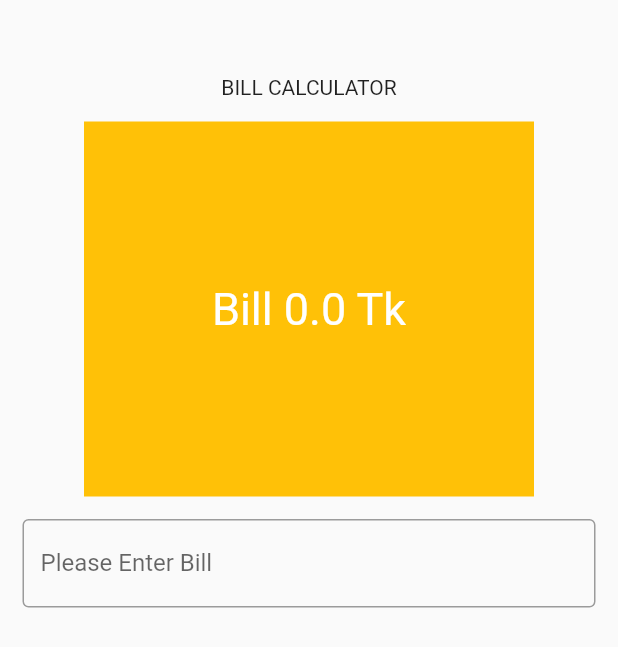
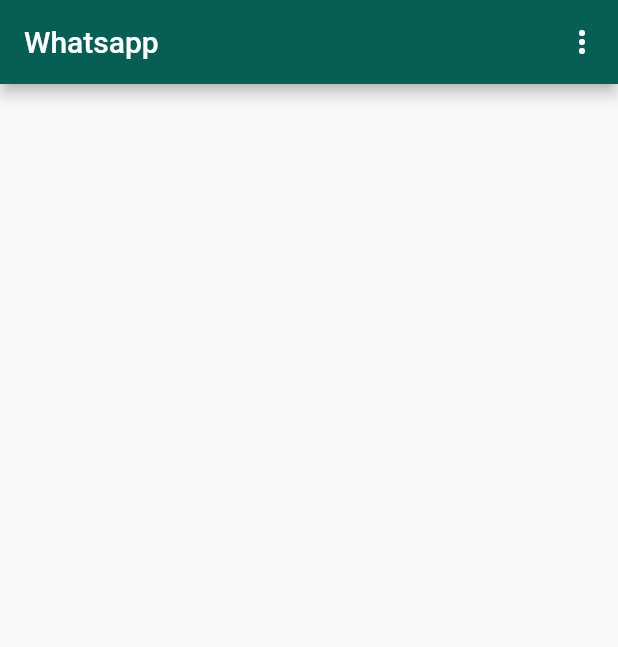
Before and after one commit to ZahangirAlamJP/flutter_example, a Flutter app: the screen it shows after launch, on a phone screen of 412 x 824 dp. Shown: the top 647 px of the screen. Run offline on Flutter 3.47's test engine with Material 2 defaults, Android fonts, the phone set to English and light mode, and no system bars.

Commit message:
Whatsapp UI - PopupMenuButton

```diff
--- a/lib/home.dart
+++ /dev/null
@@ -1,56 +0,0 @@
-import 'dart:ui';
-
-import 'package:flutter/material.dart';
-
-class HomePage extends StatefulWidget {
-HomePage({ Key? key }) : super(key: key);
-
-  @override
-  State<HomePage> createState() => _HomePageState();
-}
-
-class _HomePageState extends State<HomePage> {
-TextEditingController BilText = TextEditingController();
-
-double price = 0.0;
-//Current Bill BILL CALCULATOR
-
-  @override
-  Widget build(BuildContext context) {
-    return Scaffold(
-      body: SingleChildScrollView(
-        child: Center(
-          child: Padding(
-            padding: const EdgeInsets.all(15.0),
-            child: Column(mainAxisAlignment: MainAxisAlignment.center,crossAxisAlignment: CrossAxisAlignment.center, children: [
-                SizedBox(height: 35,),
-              Text("BILL CALCULATOR"),
-              SizedBox(height: 15,),
-              Container(width: 300,height: 250,color: Colors.amber,child:
-              Center(child: Text("Bill $price Tk",style: TextStyle(color: Colors.white, fontSize: 30), textAlign: TextAlign.center,)),),
-              SizedBox(height: 15,),
-              TextField(
-                keyboardType: TextInputType.number,
-                controller: BilText,
-                onChanged: (v) {
-                  setState(() {
-                    price = double.parse(BilText.text);
-                  });
-                },
-
-        //     onSubmitted: (v) {
-        //     setState(() {
-        //     price = double.parse(BilText.text);
-        //         });
-        //  },
-                decoration: InputDecoration(border: OutlineInputBorder(),
-                hintText: "Please Enter Bill",
-                labelText: "Please Enter Bill"),
-              ),
-            ],),
-          ),
-        ),
-      ),
-    );
-  }
-}
--- a/lib/main.dart
+++ b/lib/main.dart
@@ -1,5 +1,5 @@
 import 'package:flutter/material.dart';
-import 'package:flutter_example/home.dart';
+import 'package:flutter_example/whatsapp_ui/whatsapp_main_page.dart';
 
 void main() {
   runApp(const MyApp());
@@ -25,7 +25,7 @@ class MyApp extends StatelessWidget {
         // is not restarted.
         primarySwatch: Colors.blue,
       ),
-      home: HomePage()
+      home: WhatsappMainPage(),
     );
   }
 }
--- /dev/null
+++ b/lib/whatsapp_ui/whatsapp_main_page.dart
@@ -0,0 +1,30 @@
+import 'package:flutter/material.dart';
+
+class WhatsappMainPage extends StatefulWidget {
+  const WhatsappMainPage({ Key? key }) : super(key: key);
+
+  @override
+  State<WhatsappMainPage> createState() => _WhatsappMainPageState();
+}
+
+class _WhatsappMainPageState extends State<WhatsappMainPage> {
+  @override
+  Widget build(BuildContext context) {
+    return Scaffold(
+      appBar: AppBar(
+        backgroundColor: Color(0xff075e55),
+        title: Text('Whatsapp'),
+        actions: [
+          PopupMenuButton(itemBuilder: (_) {
+            return [
+              PopupMenuItem(child: Text("setting")),
+               PopupMenuItem(child: Text("setting")),
+                PopupMenuItem(child: Text("setting")),
+                 PopupMenuItem(child: Text("setting")),
+            ];
+          })
+        ],
+      ),
+    );
+  }
+}
```
